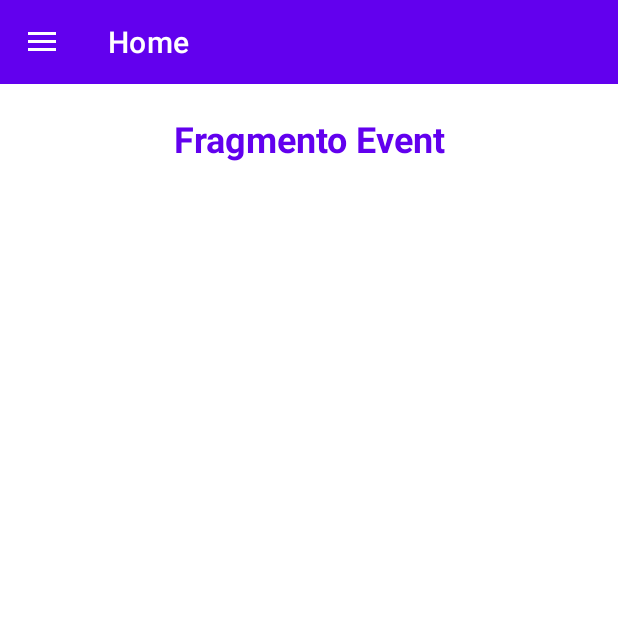
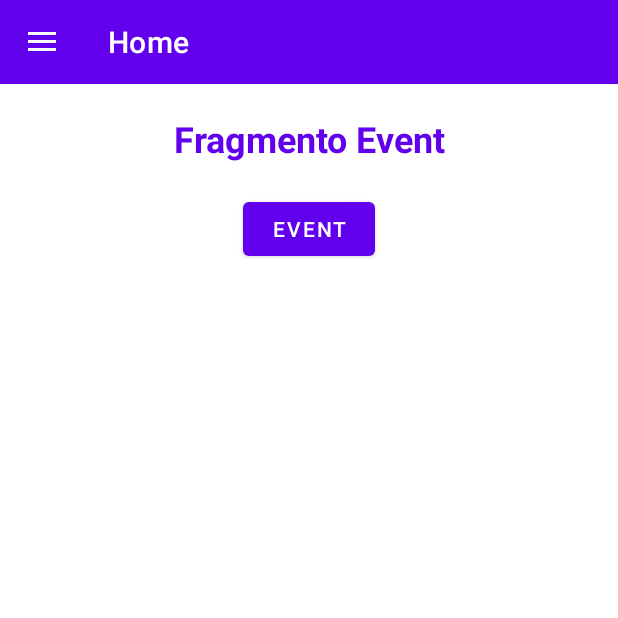
Before and after one commit to mpa2009/EjercicioNavitationDrawer01, an Android app: the fragment Fragmento3 placed in its activity, on a phone screen of 412 x 824 dp, the top half of it. Run offline under Robolectric (Android 15) with nearby library versions, the phone set to English and light mode, and no system bars.

Commit message:
Se agrego un boton en el fragmento 3

```diff
--- a/app/src/main/java/com/example/ejercicionavigationdrawer01/Fragmento3.java
+++ b/app/src/main/java/com/example/ejercicionavigationdrawer01/Fragmento3.java
@@ -7,58 +7,33 @@ import androidx.fragment.app.Fragment;
 import android.view.LayoutInflater;
 import android.view.View;
 import android.view.ViewGroup;
+import android.widget.Button;
+import android.widget.Toast;
 
-/**
- * A simple {@link Fragment} subclass.
- * Use the {@link Fragmento3#newInstance} factory method to
- * create an instance of this fragment.
- */
 public class Fragmento3 extends Fragment {
 
-    // TODO: Rename parameter arguments, choose names that match
-    // the fragment initialization parameters, e.g. ARG_ITEM_NUMBER
-    private static final String ARG_PARAM1 = "param1";
-    private static final String ARG_PARAM2 = "param2";
-
-    // TODO: Rename and change types of parameters
-    private String mParam1;
-    private String mParam2;
+    Button btnEven;
 
     public Fragmento3() {
         // Required empty public constructor
     }
 
-    /**
-     * Use this factory method to create a new instance of
-     * this fragment using the provided parameters.
-     *
-     * @param param1 Parameter 1.
-     * @param param2 Parameter 2.
-     * @return A new instance of fragment Fragmento3.
-     */
-    // TODO: Rename and change types and number of parameters
-    public static Fragmento3 newInstance(String param1, String param2) {
-        Fragmento3 fragment = new Fragmento3();
-        Bundle args = new Bundle();
-        args.putString(ARG_PARAM1, param1);
-        args.putString(ARG_PARAM2, param2);
-        fragment.setArguments(args);
-        return fragment;
-    }
-
-    @Override
-    public void onCreate(Bundle savedInstanceState) {
-        super.onCreate(savedInstanceState);
-        if (getArguments() != null) {
-            mParam1 = getArguments().getString(ARG_PARAM1);
-            mParam2 = getArguments().getString(ARG_PARAM2);
-        }
-    }
 
     @Override
     public View onCreateView(LayoutInflater inflater, ViewGroup container,
                              Bundle savedInstanceState) {
+        View v = inflater.inflate(R.layout.fragment_fragmento3, container, false);
+
+        btnEven = v.findViewById(R.id.btnEvent);
+
+        btnEven.setOnClickListener(new View.OnClickListener() {
+            @Override
+            public void onClick(View view) {
+                Toast.makeText(getContext(), "Event", Toast.LENGTH_SHORT).show();
+            }
+        });
+
         // Inflate the layout for this fragment
-        return inflater.inflate(R.layout.fragment_fragmento3, container, false);
+        return v;
     }
 }
--- a/app/src/main/res/layout/fragment_fragmento3.xml
+++ b/app/src/main/res/layout/fragment_fragmento3.xml
@@ -1,14 +1,16 @@
 <?xml version="1.0" encoding="utf-8"?>
-<FrameLayout xmlns:android="http://schemas.android.com/apk/res/android"
+<LinearLayout
+    xmlns:android="http://schemas.android.com/apk/res/android"
     xmlns:tools="http://schemas.android.com/tools"
     android:layout_width="match_parent"
     android:layout_height="match_parent"
+    android:orientation="vertical"
     tools:context=".Fragmento3">
 
     <!-- TODO: Update blank fragment layout -->
     <TextView
         android:layout_width="match_parent"
-        android:layout_height="match_parent"
+        android:layout_height="wrap_content"
         android:text="Fragmento Event"
         android:textSize="24dp"
         android:textStyle="bold"
@@ -16,4 +18,13 @@
         android:textAlignment="center"
         android:layout_marginTop="20dp" />
 
-</FrameLayout>
+    <Button
+        android:id="@+id/btnEvent"
+        android:layout_width="wrap_content"
+        android:layout_height="wrap_content"
+        android:layout_gravity="center_horizontal"
+        android:layout_margin="20dp"
+        android:text="Event" />
+
+
+</LinearLayout>
```
